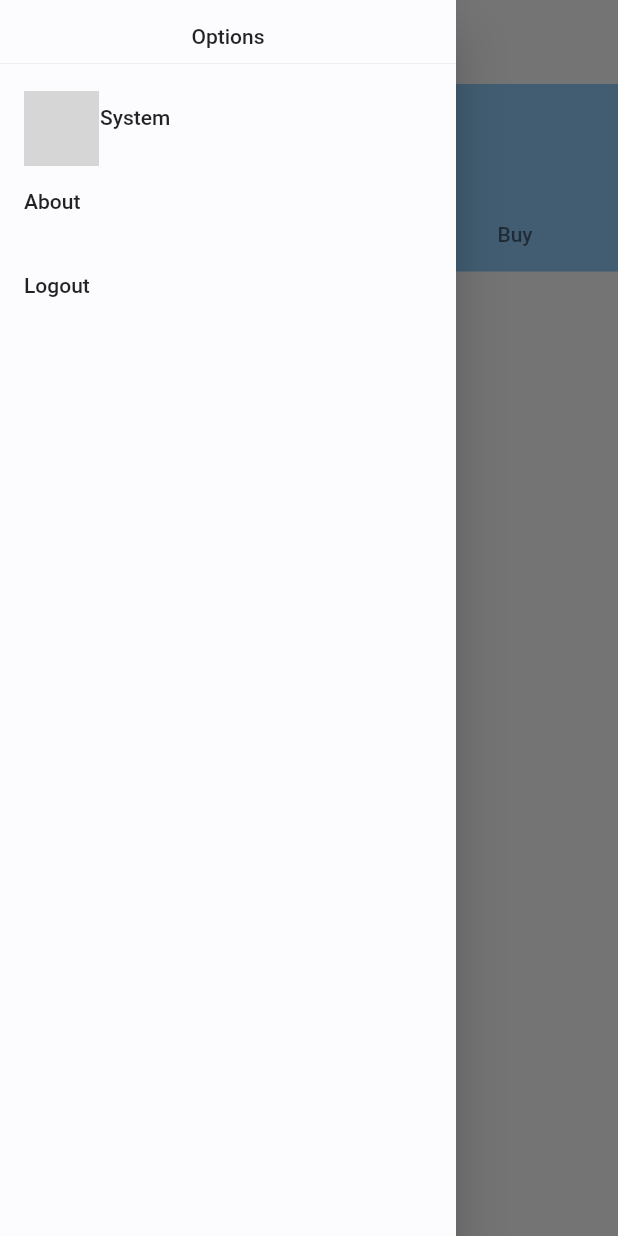
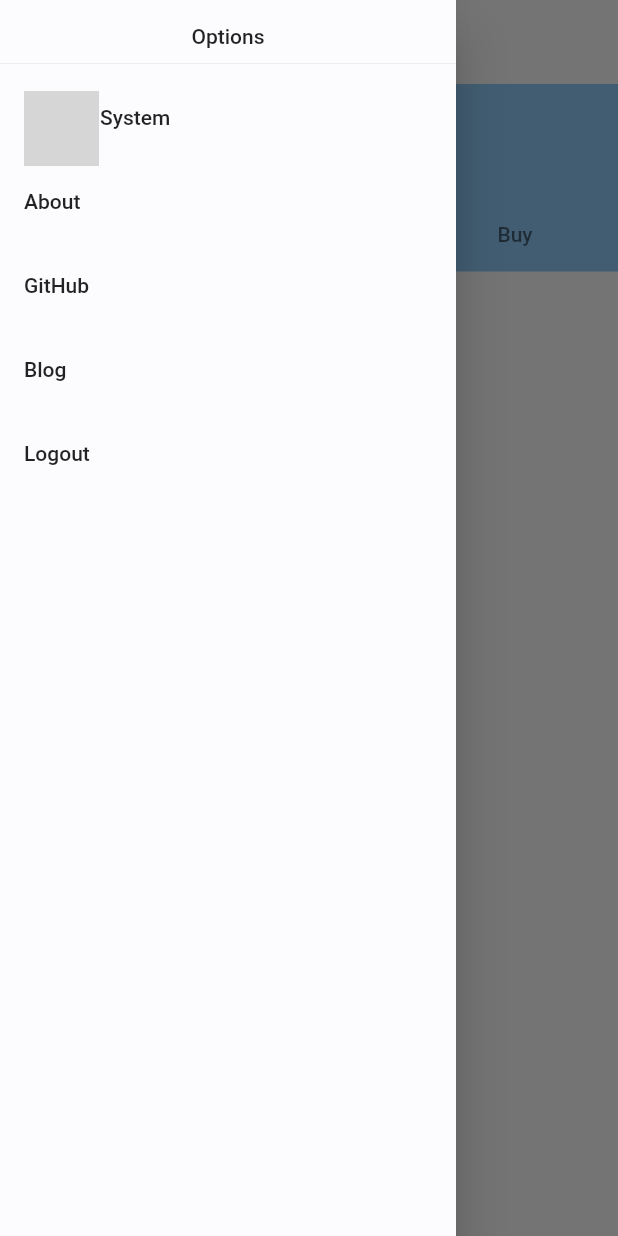
Before and after one commit to The-NOVA-System/nova_app, a Flutter app: the screen it shows once a user with an empty profile is signed in, tab 2 chosen, with the side drawer open, on a phone screen of 412 x 824 dp. Run offline on Flutter 3.47's test engine with Material 2 defaults, Android fonts, the phone set to English and light mode, and no system bars; our stand-ins replace cached_network_image, charts_flutter, cloud_firestore, easy_dynamic_theme, firebase_auth, firebase_core and 3 more; missing offline and left inert: statusbarz; accounts and stored records are empty; network calls fail; grey boxes are pictures that could not be loaded.

Commit message:
just a few little fixups

```diff
--- a/lib/screens/home.dart
+++ b/lib/screens/home.dart
@@ -99,6 +99,20 @@ class _HomeState extends State<Home> with TickerProviderStateMixin {
                 title: const Text('About'),
                 onTap: () {
                   setState(() => section = Section.about);
+                  Navigator.pop(context);
+                },
+              ),
+              ListTile(
+                title: const Text('GitHub'),
+                onTap: () {
+                  launch('https://github.com/The-NOVA-System');
+                  Navigator.pop(context);
+                },
+              ),
+              ListTile(
+                title: const Text('Blog'),
+                onTap: () {
+                  launch("https://the-nova-system.github.io/blog/");
                   Navigator.pop(context);
                 },
               ),
--- a/lib/screens/leaderboard.dart
+++ b/lib/screens/leaderboard.dart
@@ -60,7 +60,7 @@ class _leaderboardState extends State<leaderboard> {
                             child: CircularProgressIndicator()),
                   )),
                   title: Text(leaderList[index][1]),
-                  subtitle: Text(leaderList[index][0].toStringAsFixed(2)),
+                  subtitle: Text("\$${leaderList[index][0].toStringAsFixed(2)} USD"),
                   trailing: Text(
                     '${index + 1}',
                     style: TextStyle(
```
Also changed, not shown: lib/widgets/wallet.dart (+13 -3 lines), 1 other file.
